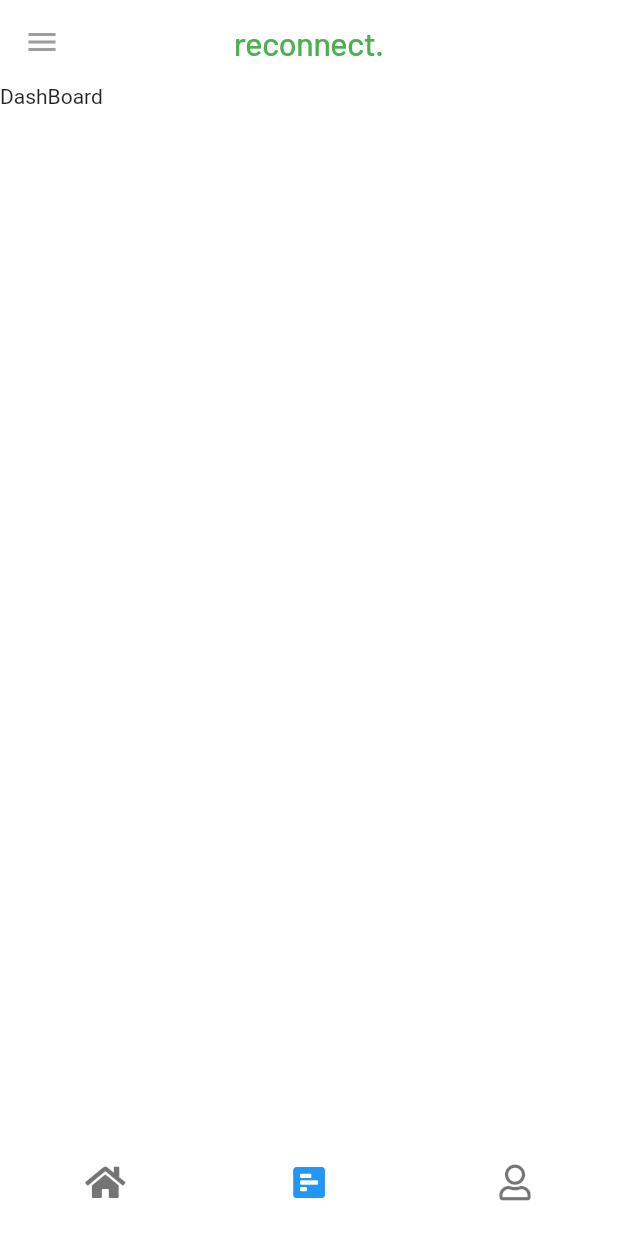
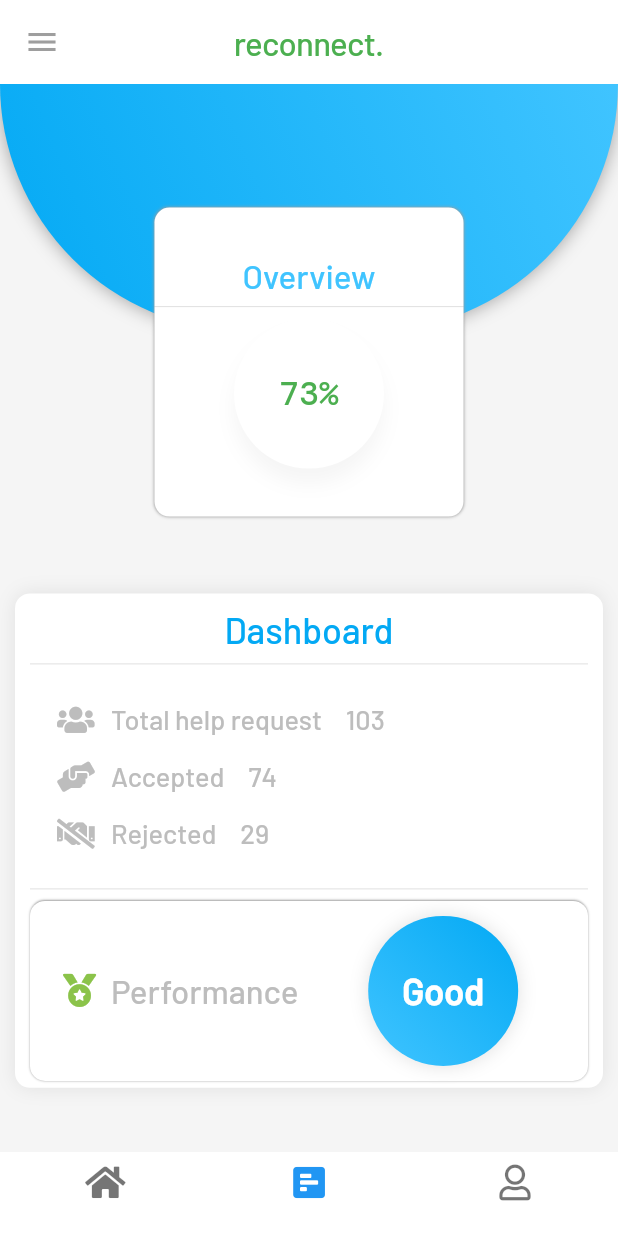
Before and after one commit to Suramack/Project_Reconnect, a Flutter app: the screen it shows after launch, item 2 of the bottom bar chosen, on a phone screen of 412 x 824 dp. Run offline on Flutter 3.47's test engine with Material 2 defaults, Android fonts, the phone set to English and light mode, and no system bars; our stand-ins replace font_awesome_flutter.

Commit message:
worker dashboard completed

```diff
--- a/lib/main.dart
+++ b/lib/main.dart
@@ -1,6 +1,6 @@
 import 'package:flutter/material.dart';
 import 'package:reconnect/screens/login_screen/login_screen.dart';
-import 'package:reconnect/screens/worker_screen/worker_home_screen.dart';
+import 'package:reconnect/screens/worker_screen/home/worker_home_screen.dart';
 import 'package:reconnect/screens/worker_screen/worker_status_screen.dart';
 import 'package:reconnect/test_widget.dart';
 
--- a/lib/screens/worker_screen/components/worker_style/worker_screen_text_style.dart
+++ b/lib/screens/worker_screen/components/worker_style/worker_screen_text_style.dart
@@ -1,3 +1,4 @@
+import 'package:flutter/cupertino.dart';
 import 'package:flutter/material.dart';
 
 //Text Style
@@ -44,10 +45,40 @@ TextStyle clientHelpType() => TextStyle(
       fontFamily: 'Barlow',
       fontSize: 14,
     );
-TextStyle clientHelpButtonTextStyle() => TextStyle(
+TextStyle clientHelpButtonTextStyle() => const TextStyle(
       fontSize: 17,
     );
-
+TextStyle dashBoardOverviewTextStyle() => const TextStyle(
+      color: Colors.lightBlueAccent,
+      fontFamily: 'Barlow',
+      fontSize: 22,
+    );
+TextStyle overviewPercentageTextStyle() => const TextStyle(
+      color: Colors.green,
+      fontFamily: 'DMMono',
+      fontSize: 22,
+    );
+TextStyle dashboardTextStyle() => const TextStyle(
+      color: Colors.lightBlue,
+      fontSize: 24,
+      fontFamily: 'Barlow',
+    );
+TextStyle dashboardTileTextStyle() => TextStyle(
+      color: Colors.grey.shade400,
+      fontFamily: 'Barlow',
+      fontSize: 18,
+    );
+TextStyle performanceTextStyle() => TextStyle(
+      color: Colors.grey.shade400,
+      fontSize: 22,
+      fontFamily: 'Barlow',
+    );
+TextStyle performanceStatusTextStyle() => const TextStyle(
+      color: Colors.white,
+      fontSize: 24,
+      fontFamily: 'Barlow',
+      fontWeight: FontWeight.bold,
+    );
 //Text
 Text backToHomeButtonTextStyle() => const Text(
       'Back to home',
--- /dev/null
+++ b/lib/screens/worker_screen/home/worker_dashboard_screen.dart
@@ -0,0 +1,285 @@
+import 'package:flutter/material.dart';
+import 'package:font_awesome_flutter/font_awesome_flutter.dart';
+import 'package:reconnect/screens/worker_screen/components/worker_style/worker_screen_text_style.dart';
+
+class DashBoard extends StatefulWidget {
+  const DashBoard({Key? key}) : super(key: key);
+
+  @override
+  _DashBoardState createState() => _DashBoardState();
+}
+
+class _DashBoardState extends State<DashBoard> {
+  // List<DashBoardTile> tileData = DashBoardTile();
+  // List<DashBoardTile> getTile = [
+  //   DashBoardTile(
+  //       title: 'Total help request',
+  //       icon: const Icon(
+  //         FontAwesomeIcons.users,
+  //         color: Colors.grey,
+  //       ),
+  //       value: '103'),
+  //   DashBoardTile(
+  //       title: 'Accepted',
+  //       icon: const Icon(
+  //         FontAwesomeIcons.handsHelping,
+  //         color: Color(0xff453e3d),
+  //       ),
+  //       value: '74'),
+  //   DashBoardTile(
+  //     title: 'Rejected',
+  //     icon: const Icon(
+  //       FontAwesomeIcons.users,
+  //       color: Color(0xff453e3d),
+  //     ),
+  //     value: '29',
+  //   ),
+  // ];
+
+  @override
+  Widget build(BuildContext context) {
+    Size size = MediaQuery.of(context).size;
+    return Column(
+      children: [
+        OverviewContainer(size: size),
+        Padding(
+          padding: const EdgeInsets.all(10.0),
+          child: Container(
+            padding: const EdgeInsets.all(10.0),
+            width: size.width,
+            height: size.height * 0.4,
+            decoration: BoxDecoration(
+              color: Colors.white,
+              boxShadow: [
+                BoxShadow(
+                  blurRadius: 10,
+                  color: Colors.grey.shade300,
+                )
+              ],
+              borderRadius: BorderRadius.circular(
+                10,
+              ),
+            ),
+            child: Column(
+              children: [
+                Text(
+                  'Dashboard',
+                  style: dashboardTextStyle(),
+                ),
+                const Divider(),
+                Container(
+                  padding: EdgeInsets.all(10),
+                  width: size.width,
+                  alignment: Alignment.topLeft,
+                  child: Column(
+                    crossAxisAlignment: CrossAxisAlignment.start,
+                    children: [
+                      tileWidget(
+                          Icon(
+                            FontAwesomeIcons.users,
+                            color: Colors.grey.shade400,
+                            size: 20,
+                          ),
+                          'Total help request',
+                          '103'),
+                      tileWidget(
+                          Icon(
+                            FontAwesomeIcons.handsHelping,
+                            color: Colors.grey.shade400,
+                            size: 20,
+                          ),
+                          'Accepted',
+                          '74'),
+                      tileWidget(
+                          Icon(
+                            FontAwesomeIcons.handshakeSlash,
+                            color: Colors.grey.shade400,
+                            size: 20,
+                          ),
+                          'Rejected',
+                          '29'),
+                    ],
+                  ),
+                ),
+                const Divider(),
+                Container(
+                  width: size.width,
+                  height: 120,
+                  decoration: BoxDecoration(
+                    color: Colors.white,
+                    borderRadius: BorderRadius.circular(10),
+                    boxShadow: const [
+                      BoxShadow(blurRadius: .5, color: Colors.grey)
+                    ],
+                  ),
+                  child: Row(
+                    mainAxisAlignment: MainAxisAlignment.start,
+                    children: [
+                      const Padding(
+                        padding: EdgeInsets.only(left: 22.0, right: 10),
+                        child: Icon(
+                          FontAwesomeIcons.medal,
+                          color: Colors.lightGreen,
+                          size: 22,
+                        ),
+                      ),
+                      Text(
+                        'Performance',
+                        style: performanceTextStyle(),
+                      ),
+                      const Spacer(),
+                      //Performance status good or bad
+                      Container(
+                        width: 100,
+                        height: 100,
+                        alignment: Alignment.center,
+                        decoration: BoxDecoration(
+                            gradient: const LinearGradient(
+                                colors: [
+                                  Colors.lightBlue,
+                                  Colors.lightBlueAccent,
+                                ],
+                                begin: Alignment.topRight,
+                                end: Alignment.bottomLeft),
+                            color: Colors.lightBlueAccent,
+                            boxShadow: [
+                              BoxShadow(
+                                color: Colors.grey.shade300,
+                                blurRadius: 10,
+                              )
+                            ],
+                            borderRadius: BorderRadius.circular(100)),
+                        child: Text(
+                          'Good',
+                          style: performanceStatusTextStyle(),
+                        ),
+                      ),
+                      Spacer(),
+                    ],
+                  ),
+                )
+              ],
+            ),
+          ),
+        ),
+      ],
+    );
+  }
+}
+
+Widget tileWidget(Widget icon, String title, String value) => Row(
+      mainAxisAlignment: MainAxisAlignment.start,
+      children: [
+        Padding(
+          padding: const EdgeInsets.all(8.0),
+          child: icon,
+        ),
+        Padding(
+          padding: const EdgeInsets.all(8.0),
+          child: Text(
+            title,
+            style: dashboardTileTextStyle(),
+          ),
+        ),
+        Padding(
+          padding: const EdgeInsets.all(8.0),
+          child: Text(
+            value,
+            style: dashboardTileTextStyle(),
+          ),
+        )
+      ],
+    );
+
+class OverviewContainer extends StatelessWidget {
+  const OverviewContainer({
+    Key? key,
+    required this.size,
+  }) : super(key: key);
+
+  final Size size;
+
+  @override
+  Widget build(BuildContext context) {
+    return Container(
+      width: size.width,
+      height: size.height * 0.4,
+      color: Colors.grey.shade100,
+      child: Stack(
+        children: [
+          Positioned(
+            child: Container(
+              width: size.width,
+              height: size.height * 0.2,
+              decoration: const BoxDecoration(
+                boxShadow: [
+                  BoxShadow(
+                    color: Colors.grey,
+                    blurRadius: 10,
+                  ),
+                ],
+                color: Colors.green,
+                gradient: LinearGradient(
+                  colors: [
+                    Colors.lightBlueAccent,
+                    Colors.lightBlue,
+                  ],
+                  begin: Alignment.topRight,
+                  end: Alignment.bottomLeft,
+                ),
+                borderRadius: BorderRadius.only(
+                  bottomLeft: Radius.circular(500),
+                  bottomRight: Radius.circular(500),
+                ),
+              ),
+            ),
+          ),
+          Positioned(
+            left: size.width * .25,
+            top: size.height * 0.1,
+            child: Container(
+              width: size.width * 0.5,
+              height: size.width * 0.5,
+              decoration: BoxDecoration(
+                  color: Colors.white,
+                  borderRadius: BorderRadius.circular(10),
+                  boxShadow: const [
+                    BoxShadow(color: Colors.grey, blurRadius: 1),
+                  ]),
+              child: Column(
+                mainAxisAlignment: MainAxisAlignment.spaceEvenly,
+                children: [
+                  const Spacer(),
+                  Text(
+                    'Overview',
+                    style: dashBoardOverviewTextStyle(),
+                  ),
+                  const Divider(),
+                  Container(
+                      width: 100,
+                      height: 100,
+                      decoration: BoxDecoration(
+                        color: Colors.white,
+                        boxShadow: [
+                          BoxShadow(
+                            blurRadius: 10,
+                            color: Colors.grey.shade100,
+                            offset: const Offset(0, 10),
+                          ),
+                        ],
+                        borderRadius: BorderRadius.circular(
+                          100,
+                        ),
+                      ),
+                      alignment: Alignment.center,
+                      child: Text('73%', style: overviewPercentageTextStyle())),
+                  const Spacer(),
+                ],
+              ),
+            ),
+          ),
+        ],
+      ),
+    );
+  }
+}
--- a/lib/screens/worker_screen/worker_home_screen.dart
+++ b/lib/screens/worker_screen/home/worker_home_screen.dart
@@ -1,8 +1,9 @@
 import 'package:flutter/material.dart';
 import 'package:font_awesome_flutter/font_awesome_flutter.dart';
-import 'package:reconnect/screens/worker_screen/components/worker_home.dart';
+import 'package:reconnect/screens/worker_screen/home/worker_home.dart';
 import 'package:reconnect/screens/worker_screen/components/worker_request_status_tile.dart';
 import 'package:reconnect/screens/worker_screen/components/worker_style/worker_screen_text_style.dart';
+import 'package:reconnect/screens/worker_screen/home/worker_dashboard_screen.dart';
 
 class WorkerHomeScreen extends StatefulWidget {
   const WorkerHomeScreen({Key? key}) : super(key: key);
@@ -14,8 +15,8 @@ class WorkerHomeScreen extends StatefulWidget {
 class _WorkerHomeScreenState extends State<WorkerHomeScreen> {
   int navigationIndex = 0;
   List<Widget> home = [
-    HomeWidget(),
-    Text('DashBoard'),
+    const HomeWidget(),
+    const DashBoard(),
     Text('User Profile'),
   ];
   void setNavigation(int index) {
@@ -35,7 +36,7 @@ class _WorkerHomeScreenState extends State<WorkerHomeScreen> {
           children: [],
         ),
       ),
-      backgroundColor: Colors.white,
+      backgroundColor: Colors.grey.shade100,
       appBar: AppBar(
         iconTheme: const IconThemeData(
           color: Colors.grey,
--- a/pubspec.yaml
+++ b/pubspec.yaml
@@ -30,7 +30,7 @@ dependencies:
   flutter:
     sdk: flutter
   font_awesome_flutter: ^9.1.0
-
+  flutter_svg: ^0.23.0+1
 
 
 
@@ -84,7 +84,9 @@ flutter:
       fonts:
         - asset: fonts/Barlow/Barlow-Medium.ttf
         - asset: fonts/Barlow/Barlow-Thin.ttf
-
+    - family: NanumGothic
+      fonts:
+        - asset: fonts/NanumGothic/NanumGothic-Regular.ttf
 
   #   - family: Schyler
   #     fonts:
```
Also changed, not shown: assets/backk.svg (added), assets/car.svg (added), assets/png.png (added), assets/workerprofileback.png (added), assets/workerprofilebackground.svg (added), lib/screens/worker_screen/home/worker_home.dart (renamed from lib/screens/worker_screen/components/worker_home.dart), pubspec.lock.
